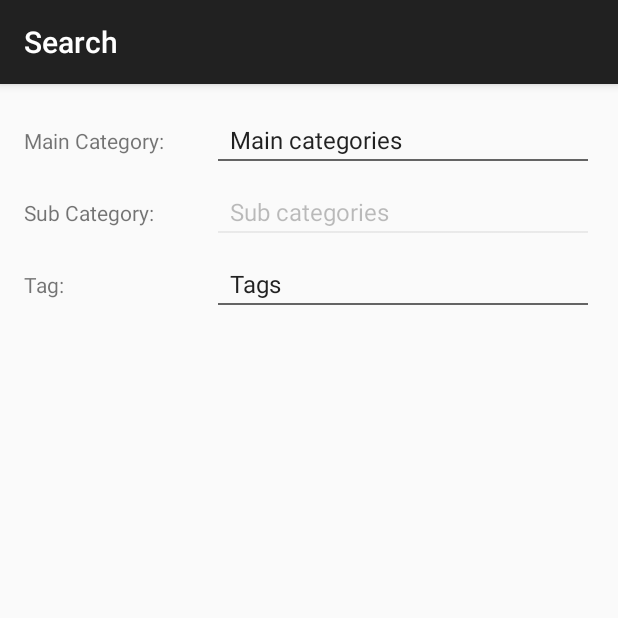
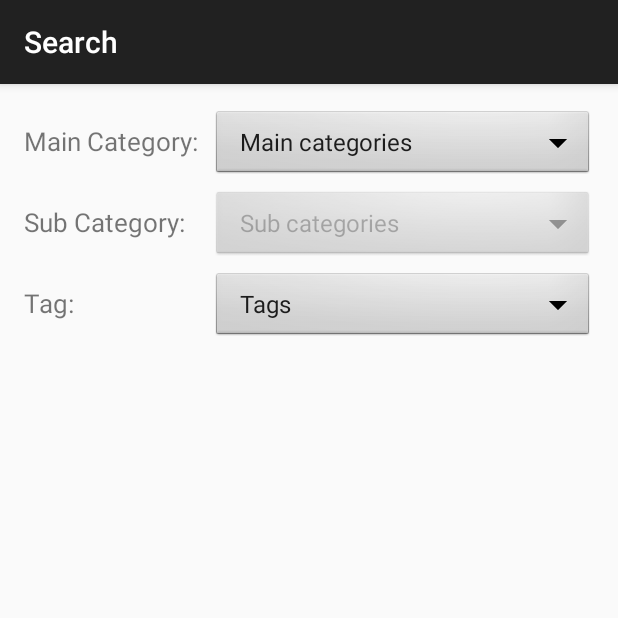
Before and after one commit to crazywake/TeamFive, an Android app: the screen it shows after launch (SearchActivity), after a tap on "search", on a phone screen of 412 x 824 dp, the top half of it. Run offline under Robolectric (Android 15) with nearby library versions, the phone set to English and light mode, and no system bars; 4 statements that could not run were skipped.

Commit message:
[TL, MR] search implemented styling reworked

```diff
--- a/PocketBill/app/src/main/res/layout/activity_search.xml
+++ b/PocketBill/app/src/main/res/layout/activity_search.xml
@@ -27,12 +27,13 @@
             android:layout_width="125dp"
             android:layout_height="wrap_content"
             android:text="Main Category:"
+            android:textSize="17sp"
             android:id="@+id/search_tv_maincat" />
         <com.bill.pocket.pocketbill.MultiSpinner
             android:layout_width="fill_parent"
             android:id="@+id/search_maincat_spinner"
             android:layout_height="wrap_content"
-            android:background="@drawable/abc_edit_text_material"
+            android:background="@android:drawable/btn_dropdown"
             >
 
         </com.bill.pocket.pocketbill.MultiSpinner>
@@ -49,12 +50,13 @@
             android:layout_width="125dp"
             android:layout_height="wrap_content"
             android:text="Sub Category:"
+            android:textSize="17sp"
             android:id="@+id/search_tv_subcat" />
         <com.bill.pocket.pocketbill.MultiSpinner
             android:layout_width="fill_parent"
             android:id="@+id/search_subcat_spinner"
             android:layout_height="wrap_content"
-            android:background="@drawable/abc_edit_text_material"
+            android:background="@android:drawable/btn_dropdown"
             >
 
         </com.bill.pocket.pocketbill.MultiSpinner>
@@ -70,12 +72,13 @@
             android:layout_width="125dp"
             android:layout_height="wrap_content"
             android:text="Tag:"
+            android:textSize="17sp"
             android:id="@+id/search_tv_tag"/>
         <com.bill.pocket.pocketbill.MultiSpinner
             android:layout_width="fill_parent"
             android:id="@+id/search_tag_spinner"
             android:layout_height="wrap_content"
-            android:background="@drawable/abc_edit_text_material"
+            android:background="@android:drawable/btn_dropdown"
             >
 
         </com.bill.pocket.pocketbill.MultiSpinner>
--- a/PocketBill/app/src/main/res/layout/add_edit_category.xml
+++ b/PocketBill/app/src/main/res/layout/add_edit_category.xml
@@ -71,7 +71,8 @@
                     android:layout_weight=".5"
                     android:textSize="16dp"
                     android:spinnerMode="dialog"
-                    android:clickable="true" />
+                    android:clickable="true"
+                    android:background="@android:drawable/btn_dropdown"/>
             </LinearLayout> <!-- second row, category spinner -->
 
             <View
@@ -144,7 +145,7 @@
                     android:layout_width="wrap_content"
                     android:layout_height="wrap_content"
                     android:layout_alignParentLeft="true"
-                    android:text="kenzel washington" />
+                    android:text="kenzel washington"/>
                 <Button
                     android:id="@+id/categoryEditorOK"
                     android:layout_width="wrap_content"
```
